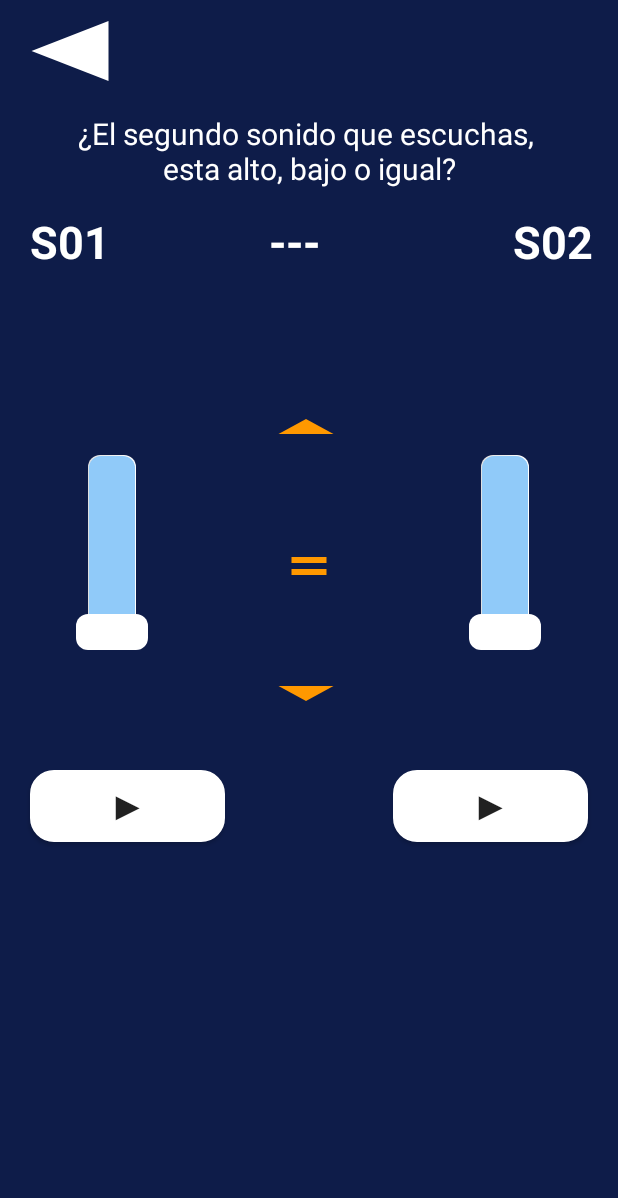
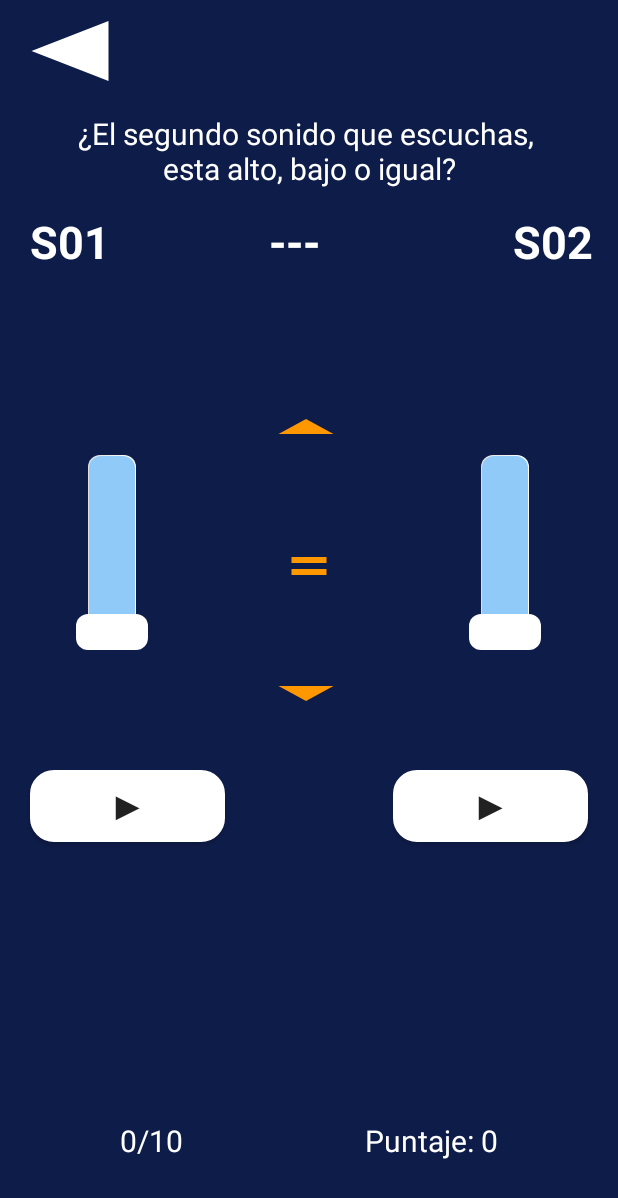
Before and after one commit to Joaquin-1204/Aloir, an Android app: the Nveles_Activity screen opened directly, with no data from a screen before it, on a phone screen of 412 x 824 dp. Shown: the top 1198 px of the screen. Run offline under Robolectric (Android 15) with nearby library versions, the phone set to English and light mode, and no system bars; Roboto replaces fonts that are not available here; 1 statement that could not run was skipped.

Commit message:
contador y puntaje avance

```diff
--- a/app/src/main/java/com/miempresa/aloir/Nveles_Activity.java
+++ b/app/src/main/java/com/miempresa/aloir/Nveles_Activity.java
@@ -29,12 +29,16 @@ import java.util.TimerTask;
 public class Nveles_Activity extends AppCompatActivity {
 
     Button Abandonar;
-    TextView difi, music;
+    TextView difi, music, questionCounter, scoreCounter;
     String bundle;
     int exerciseasy =0;
     private MediaPlayer reproductorAudio, reproductorAudio2;
     private SeekBar seekBar, seekBar2;
     private Button playButton, playButton2, Alto, Bajo, Igual;
+
+    private int puntajeActual = 0;
+    private final int puntajeMaximo = 100;
+
 
     private Timer time;
     public static List<Map<String, Object>> questions = new ArrayList<>();
@@ -258,7 +262,25 @@ public class Nveles_Activity extends AppCompatActivity {
                 alert.show();
             }
         });
+
+        // Inicialización de TextViews
+        questionCounter = findViewById(R.id.questionCounter);
+        scoreCounter = findViewById(R.id.scoreCounter);
+
+        // Inicializar contador de preguntas y puntaje
+        updateQuestionCounter();
+        updateScoreCounter();
     }
+
+    private void updateScoreCounter() {
+        scoreCounter.setText("Puntaje: " + puntajeActual);
+    }
+
+    private void updateQuestionCounter() {
+        TextView questionCounter = findViewById(R.id.questionCounter);
+        questionCounter.setText(String.format("%d/10", exerciseasy));
+    }
+
     //crea el diccionario de preguntas
     public static void addQuestion(String lettermusic, int bar1, int bar2, String correct) {
         Map<String, Object> questionMap = new HashMap<>();
@@ -279,12 +301,26 @@ public class Nveles_Activity extends AppCompatActivity {
         exercise(principalsound, secundarysound, mletter,rpta);
     }
 
+    // Método para actualizar el puntaje
+    private void updateScore(int points) {
+        String currentScoreText = scoreCounter.getText().toString();
+        // Elimina cualquier texto adicional y deja solo el número
+        String scoreText = currentScoreText.replaceAll("\\D+", "");
+        int currentScore = Integer.parseInt(scoreText);
+        currentScore += points; // Suma los puntos al puntaje actual
+        scoreCounter.setText("0"); // Establece el puntaje inicial a 0
+        scoreCounter.setText(String.valueOf(currentScore)); // Actualiza el TextView del puntaje
+    }
+
+
     @SuppressLint("ResourceAsColor")
     public void exercise(int primary, int secondary, String ml, String response) {
-        exerciseasy=exerciseasy + 1;
+        exerciseasy++; // Incrementa el contador de preguntas
+        updateQuestionCounter(); // Actualiza el contador de preguntas
+        // exerciseasy=exerciseasy + 1;
         // cambiar esto solo verifico si funciona xddd
         if (exerciseasy >= 10) {
-            Toast.makeText(this, "completado", Toast.LENGTH_LONG).show();
+            Toast.makeText(this, "completado" + puntajeActual, Toast.LENGTH_LONG).show();
             Intent intent = new Intent(Nveles_Activity.this, MainActivity.class);
             startActivity(intent);
         }
@@ -316,8 +352,17 @@ public class Nveles_Activity extends AppCompatActivity {
             Alto.setOnClickListener(new View.OnClickListener() {
                 @Override
                 public void onClick(View view) {
-                    Alto.setBackgroundColor(R.color.white);
-                    next(questions);
+                    //Alto.setBackgroundColor(R.color.white);
+                    //puntajeActual += 10; // Suma 10 puntos por respuesta correcta
+                    //next(questions);
+                    if (response.equals("alto")) {
+                        // Respuesta correcta
+                        updateScore(10); // Suma 10 puntos al puntaje
+                    } else {
+                        // Respuesta incorrecta
+                        updateScore(0); // No suma puntos al puntaje
+                    }
+                    next(questions); // Pasar a la siguiente pregunta
                 }
             });
             Bajo.setOnClickListener(new View.OnClickListener() {
@@ -339,8 +384,17 @@ public class Nveles_Activity extends AppCompatActivity {
             Bajo.setOnClickListener(new View.OnClickListener() {
                 @Override
                 public void onClick(View view) {
-                    Bajo.setBackgroundColor(R.color.white);
-                    next(questions);
+                    //Bajo.setBackgroundColor(R.color.white);
+                    //puntajeActual += 10; // Suma 10 puntos por respuesta correcta
+                    //next(questions);
+                    if (response.equals("bajo")) {
+                        // Respuesta correcta
+                        updateScore(10); // Suma 10 puntos al puntaje
+                    } else {
+                        // Respuesta incorrecta
+                        updateScore(0); // No suma puntos al puntaje
+                    }
+                    next(questions); // Pasar a la siguiente pregunta
                 }
             });
             Igual.setOnClickListener(new View.OnClickListener() {
@@ -362,10 +416,20 @@ public class Nveles_Activity extends AppCompatActivity {
             Igual.setOnClickListener(new View.OnClickListener() {
                 @Override
                 public void onClick(View view) {
-                    Igual.setBackgroundColor(R.color.white);
-                    next(questions);
+                    //Igual.setBackgroundColor(R.color.white);
+                    //puntajeActual += 10; // Suma 10 puntos por respuesta correcta
+                    //next(questions);
+                    if (response.equals("igual")) {
+                        // Respuesta correcta
+                        updateScore(10); // Suma 10 puntos al puntaje
+                    } else {
+                        // Respuesta incorrecta
+                        updateScore(0); // No suma puntos al puntaje
+                    }
+                    next(questions); // Pasar a la siguiente pregunta
                 }
             });
+
         }
 
         configureAudioPlayer(reproductorAudio, seekBar, playButton);
--- a/app/src/main/res/layout/activity_nveles.xml
+++ b/app/src/main/res/layout/activity_nveles.xml
@@ -195,4 +195,29 @@
         app:layout_constraintTop_toBottomOf="@+id/letter"
         tools:ignore="MissingConstraints" />
 
+    <TextView
+        android:id="@+id/questionCounter"
+        android:layout_width="wrap_content"
+        android:layout_height="wrap_content"
+        android:layout_marginStart="80dp"
+        android:layout_marginBottom="50dp"
+        android:textSize="20sp"
+        android:text="0/10"
+        android:textColor="@color/white"
+        app:layout_constraintBottom_toBottomOf="parent"
+        app:layout_constraintStart_toStartOf="parent" />
+
+    <TextView
+        android:id="@+id/scoreCounter"
+        android:layout_width="wrap_content"
+        android:layout_height="wrap_content"
+        android:layout_marginEnd="80dp"
+        android:layout_marginBottom="50dp"
+        android:textSize="20sp"
+        android:text="Puntaje: 0"
+        android:textColor="@color/white"
+        app:layout_constraintBottom_toBottomOf="parent"
+        app:layout_constraintEnd_toEndOf="parent" />
+
+
 </androidx.constraintlayout.widget.ConstraintLayout>
--- a/app/src/main/res/values/strings.xml
+++ b/app/src/main/res/values/strings.xml
@@ -2,4 +2,5 @@
     <string name="app_name">Aloir</string>
     <string name="entrenar_tu_oido">Entrenar tu oido</string>
     <string name="para">para</string>
+    <string name="formato_pregunta">%d/%d preguntas</string>
 </resources>
```
